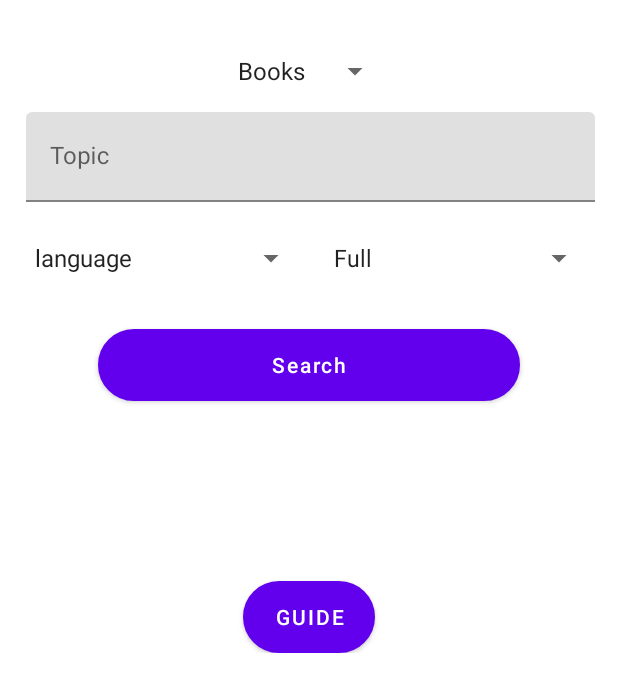
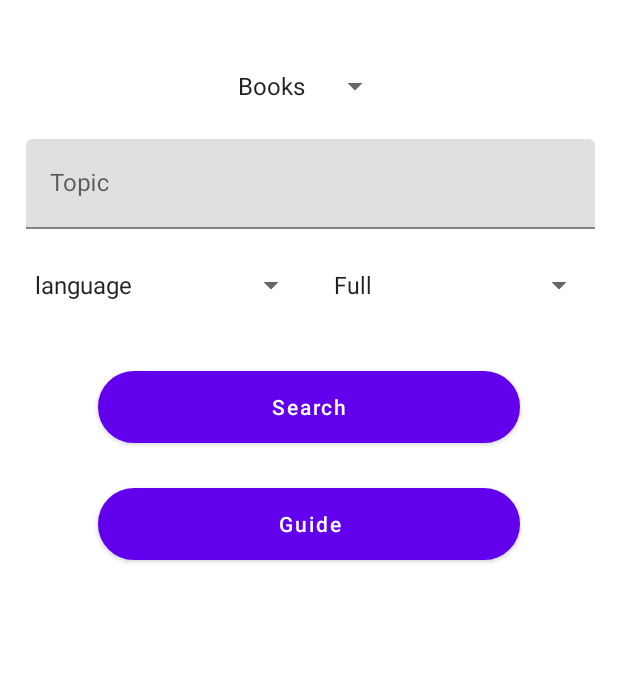
Before and after one commit to abdomostafa1/Books-App, an Android app: the screen it shows after launch (MainActivity), on a phone screen of 412 x 824 dp. Shown: the top 692 px of the screen. Run offline under Robolectric (Android 15) with nearby library versions, the phone set to English and light mode, and no system bars; our stand-ins replace Volley.

Commit message:
google books api

```diff
--- a/app/src/main/java/com/example/google_books/ListViewActivity.java
+++ b/app/src/main/java/com/example/google_books/ListViewActivity.java
@@ -68,6 +68,7 @@ public class ListViewActivity extends AppCompatActivity {
                 intent.putExtra("info_link", book.getInfo_link());
                 intent.putExtra("rating",book.getRatings());
                 intent.putExtra("reviews_num",book.getReviews_num());
+                intent.putExtra("selected_language",intent.getIntExtra("selected_language",0));
                 startActivity(intent);
             }
         });
--- a/app/src/main/java/com/example/google_books/MainActivity.java
+++ b/app/src/main/java/com/example/google_books/MainActivity.java
@@ -124,6 +124,7 @@ public class MainActivity extends AppCompatActivity {
         String final_Url = CreateUrl.getUrl(topic_str);
         Intent intent=new Intent(MainActivity.this,ListViewActivity.class);
         intent.putExtra("URL",final_Url);
+        intent.putExtra("selected_language",selected_language);
         startActivity(intent);
 
     }
--- a/app/src/main/res/layout/activity_how_to_use_app2.xml
+++ b/app/src/main/res/layout/activity_how_to_use_app2.xml
@@ -23,7 +23,7 @@
     android:layout_width="match_parent"
     android:layout_height="wrap_content"
     android:text="How to Use\n The APP"
-    android:textSize="35sp"
+    android:textSize="30sp"
     android:layout_marginLeft="10dp"
     android:textStyle="bold"
     android:layout_centerHorizontal="true"
--- a/app/src/main/res/layout/activity_main.xml
+++ b/app/src/main/res/layout/activity_main.xml
@@ -4,10 +4,10 @@
     xmlns:android="http://schemas.android.com/apk/res/android"
     xmlns:app="http://schemas.android.com/apk/res-auto"
     android:layout_width="match_parent"
-    android:layout_height="wrap_content"
+    android:layout_height="match_parent"
     android:orientation="vertical"
     android:focusableInTouchMode="true"
-    android:layout_marginTop="35dp"
+    android:layout_marginTop="45dp"
     android:layout_marginLeft="15dp"
     android:layout_marginRight="15dp"
     >
@@ -16,7 +16,7 @@
         android:layout_width="wrap_content"
         android:layout_height="wrap_content"
         android:entries="@array/kind"
-        android:layout_marginBottom="15dp"
+        android:layout_marginBottom="23dp"
         android:layout_centerHorizontal="true"
         />
 <com.google.android.material.textfield.TextInputLayout
@@ -70,7 +70,7 @@
         android:text="Search"
         android:textAllCaps="false"
         android:layout_gravity="center"
-        android:layout_marginTop="35dp"
+        android:layout_marginTop="45dp"
         android:onClick="search"
         android:background="@drawable/button_bakground"
         android:layout_marginRight="50dp"
@@ -80,14 +80,18 @@
         />
 
     <Button
-        android:layout_width="wrap_content"
+        android:layout_width="match_parent"
         android:layout_height="wrap_content"
         android:layout_below="@id/searchBtn"
         android:onClick="GuideActivity"
         android:background="@drawable/button_bakground"
-        android:layout_marginTop="120dp"
+        android:layout_marginTop="30dp"
+        android:layout_marginRight="50dp"
+        android:layout_marginLeft="50dp"
         android:layout_centerHorizontal="true"
-        android:text="Guide" />
+        android:text="Guide"
+        android:textAllCaps="false"
+        />
 
 
 </RelativeLayout>
--- a/app/src/main/res/layout/cutom_book_layout.xml
+++ b/app/src/main/res/layout/cutom_book_layout.xml
@@ -7,11 +7,11 @@
         android:id="@+id/book_image"
         android:layout_width="0dp"
         android:layout_weight="1"
-        android:layout_height="150dp"
+        android:layout_height="140dp"
         android:layout_marginLeft="3dp"
         android:layout_marginTop="3dp"
-        android:layout_marginBottom="1dp"
-        android:layout_marginRight="4dp"
+        android:layout_marginBottom="5dp"
+        android:layout_marginRight="5dp"
         />
 
     <LinearLayout
```
Also changed, not shown: app/src/main/java/com/example/google_books/SingleBookActivity.java (+39 -7 lines), app/src/main/res/layout/activity_single_book.xml (+6 -2 lines).
